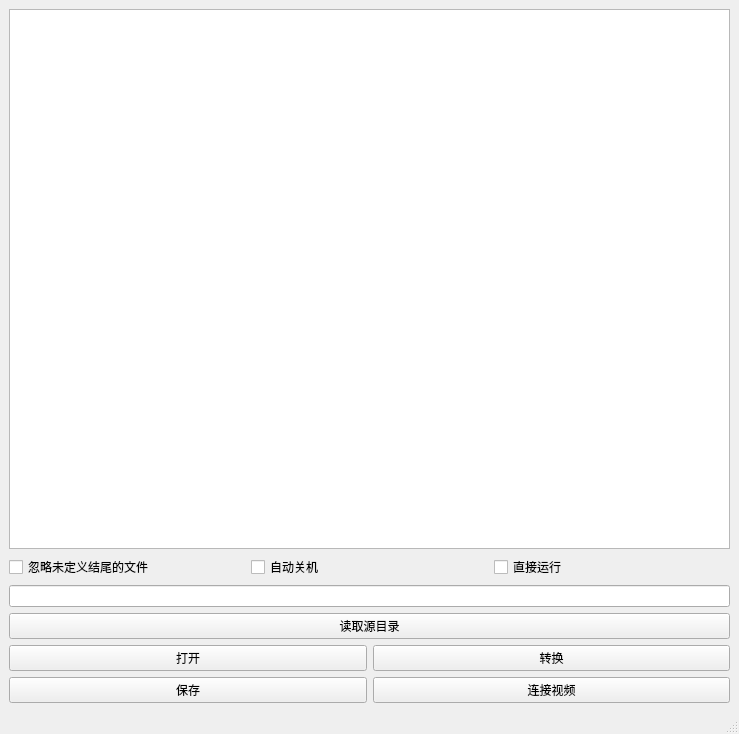
Qt form python/pyTools/J_VideoConverterUI.ui (wangziheng0426/JMadOnion) before a commit.
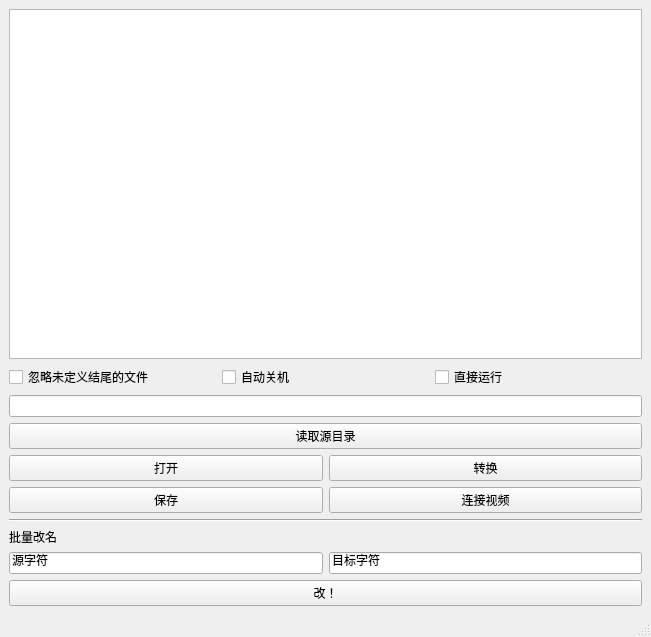
The same form after that commit.

Diff of the .ui file:
```diff
--- a/python/pyTools/J_VideoConverterUI.ui
+++ b/python/pyTools/J_VideoConverterUI.ui
@@ -6,16 +6,16 @@
    <rect>
     <x>0</x>
     <y>0</y>
-    <width>739</width>
-    <height>734</height>
+    <width>651</width>
+    <height>637</height>
    </rect>
   </property>
   <property name="windowTitle">
    <string>MainWindow</string>
   </property>
   <widget class="QWidget" name="cw">
-   <layout class="QGridLayout" name="gridLayout_3">
-    <item row="0" column="0">
+   <layout class="QVBoxLayout" name="verticalLayout_2">
+    <item>
      <widget class="QTableView" name="tableView_fileList">
       <property name="autoScroll">
        <bool>false</bool>
@@ -31,7 +31,9 @@
       </property>
      </widget>
     </item>
-    <item row="1" column="0">
+    <item>
+     <layout class="QVBoxLayout" name="verticalLayout">
+      <item>
      <layout class="QHBoxLayout" name="horizontalLayout">
       <item>
        <widget class="QCheckBox" name="checkBox_ignoreEnd">
@@ -56,7 +58,7 @@
       </item>
      </layout>
     </item>
-    <item row="2" column="0">
+      <item>
      <layout class="QGridLayout" name="gridLayout">
       <item row="2" column="0">
        <widget class="QLineEdit" name="lineEdit_inputField">
@@ -74,7 +76,7 @@
       </item>
      </layout>
     </item>
-    <item row="3" column="0">
+      <item>
      <layout class="QGridLayout" name="gridLayout_2">
       <item row="0" column="0">
        <widget class="QPushButton" name="pushButton_openList">
@@ -107,6 +109,47 @@
      </layout>
     </item>
    </layout>
+    </item>
+    <item>
+     <widget class="Line" name="line">
+      <property name="orientation">
+       <enum>Qt::Horizontal</enum>
+      </property>
+     </widget>
+    </item>
+    <item>
+     <layout class="QGridLayout" name="gridLayout_3">
+      <item row="0" column="0">
+       <widget class="QLabel" name="label">
+        <property name="text">
+         <string>批量改名</string>
+        </property>
+       </widget>
+      </item>
+      <item row="1" column="0">
+       <widget class="QLineEdit" name="lineEdit_oriName">
+        <property name="text">
+         <string>源字符</string>
+        </property>
+       </widget>
+      </item>
+      <item row="1" column="1">
+       <widget class="QLineEdit" name="lineEdit_desName">
+        <property name="text">
+         <string>目标字符</string>
+        </property>
+       </widget>
+      </item>
+      <item row="2" column="0" colspan="2">
+       <widget class="QPushButton" name="pushButton_rename">
+        <property name="text">
+         <string>改！</string>
+        </property>
+       </widget>
+      </item>
+     </layout>
+    </item>
+   </layout>
   </widget>
   <widget class="QMenuBar" name="menubar">
    <property name="geometry">
```
Left out of the diff: 2 changed lines with no effect on the pictures. Lines whose indentation alone changed are shown as unchanged.
